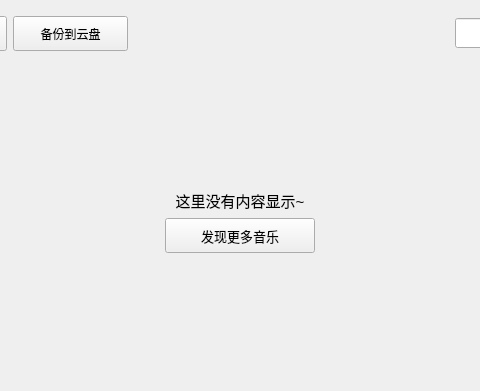
Above: KuGouStart/MyCollection/SingleSong/SingleSong.ui from a-mo-xi-wei/Qt-KuGouAppClient before the change; both pictures show x 173 to 653 and y 0 to 391 of the 825 by 391 pixel window. Below: the same form after it.
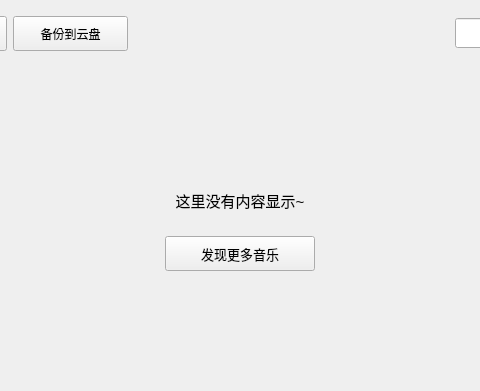
That is the form after the change. Custom widgets are drawn as their Qt base class.

Commit message: 优化伸缩比例

```diff
--- a/KuGouStart/MyCollection/SingleSong/SingleSong.ui
+++ b/KuGouStart/MyCollection/SingleSong/SingleSong.ui
@@ -328,7 +328,7 @@
    </item>
    <item>
     <widget class="QWidget" name="widget_3" native="true">
-     <layout class="QVBoxLayout" name="verticalLayout">
+     <layout class="QVBoxLayout" name="verticalLayout" stretch="1,1,1">
       <item>
        <spacer name="verticalSpacer_2">
         <property name="orientation">
```
